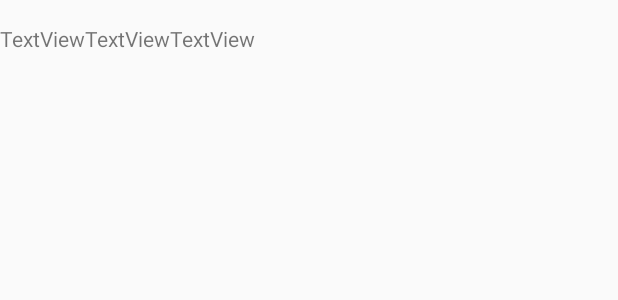
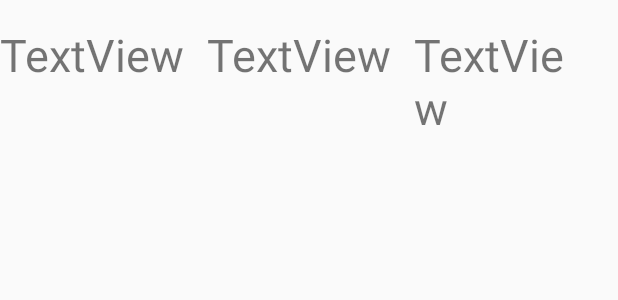
Before and after one commit to robertis93/65AppsTask, an Android app: the layout employee_item.xml on its own in the app's theme, with its tools: preview values and no code run, on a phone screen of 412 x 824 dp. Shown: the top 300 px of the screen. Run offline under Robolectric (Android 15) with nearby library versions, the phone set to English and light mode, and no system bars.

Commit message:
13SeptembeкrLast

```diff
--- a/app/src/main/res/layout/employee_item.xml
+++ b/app/src/main/res/layout/employee_item.xml
@@ -13,7 +13,8 @@
         android:layout_height="wrap_content"
         android:layout_marginTop="16dp"
         android:text="TextView"
-
+        android:textSize= "30dp"
+        android:layout_marginRight="15dp"
         />
 
     <TextView
@@ -22,6 +23,8 @@
         android:layout_height="wrap_content"
         android:layout_marginTop="16dp"
         android:text="TextView"
+        android:textSize= "30dp"
+        android:layout_marginRight="15dp"
          />
 
     <TextView
@@ -30,5 +33,7 @@
         android:layout_height="wrap_content"
         android:layout_marginTop="16dp"
         android:text="TextView"
+        android:textSize= "30dp"
+        android:layout_marginRight="15dp"
         />
 </LinearLayout>
--- a/app/src/main/res/layout/speciality_item.xml
+++ b/app/src/main/res/layout/speciality_item.xml
@@ -13,6 +13,8 @@
         android:layout_height="wrap_content"
         android:layout_marginTop="16dp"
         android:text="TextView"
+        android:textSize= "30dp"
+        android:layout_marginRight="15dp"
 
         />
 
@@ -22,5 +24,5 @@
         android:layout_height="wrap_content"
         android:layout_marginTop="16dp"
         android:text="TextView"
-         />
+        android:textSize= "30dp"/>
 </LinearLayout>
--- a/app/src/main/res/values/styles.xml
+++ b/app/src/main/res/values/styles.xml
@@ -1,6 +1,7 @@
 <resources>
     <!-- Base application theme. -->
-    <style name="AppTheme" parent="Theme.AppCompat.Light.DarkActionBar">
+
+    <style name="AppTheme" parent="Theme.AppCompat.Light.NoActionBar">
         <!-- Customize your theme here. -->
         <item name="colorPrimary">@color/colorPrimary</item>
         <item name="colorPrimaryDark">@color/colorPrimaryDark</item>
```
